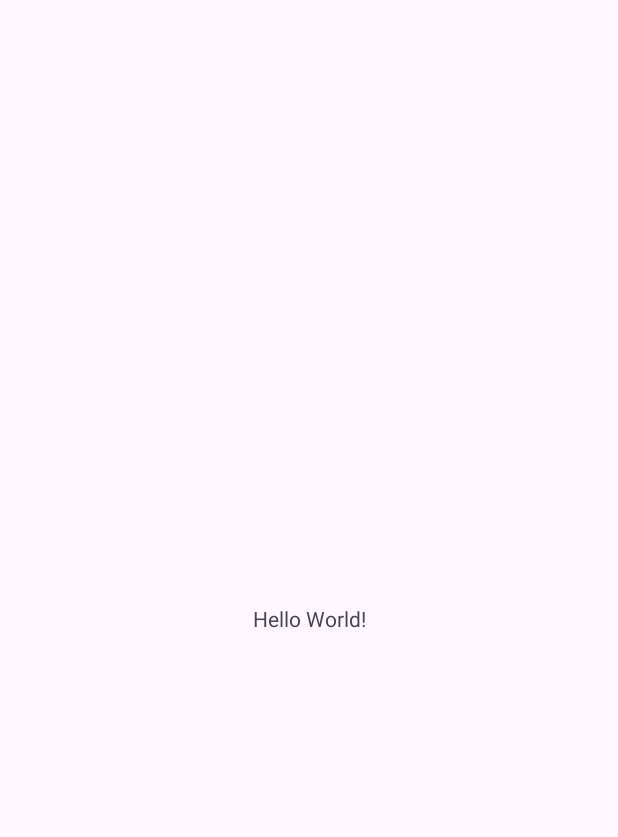
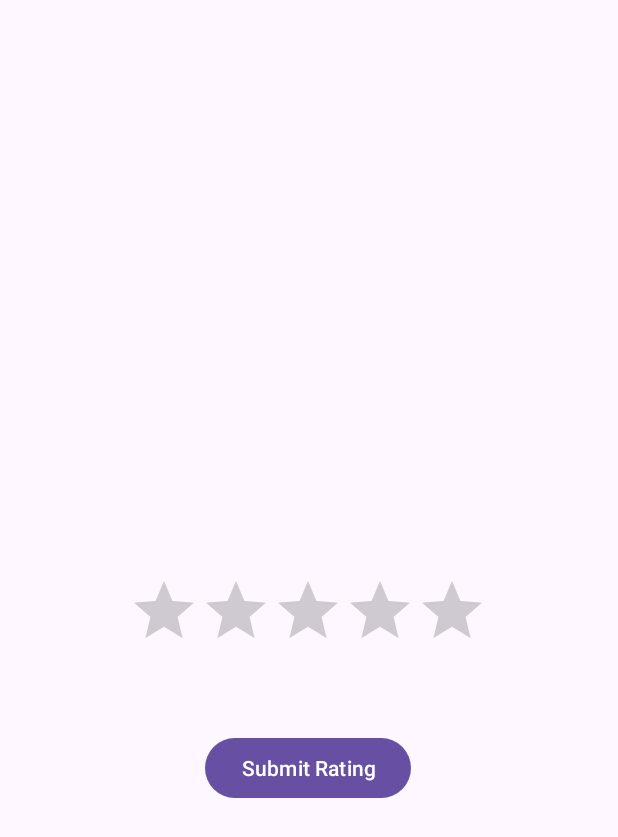
Before and after one commit to SiddharthSai4701/Android, an Android app: the screen it shows after launch (MainActivity), on a phone screen of 412 x 824 dp. Before the commit the part shown is almost empty. Shown: the top 837 px of the screen. Run offline under Robolectric (Android 15) with nearby library versions, the phone set to English and light mode, and no system bars.

Commit message:
Update activity_main.xml

```diff
--- a/7_RatingApp/app/src/main/res/layout/activity_main.xml
+++ b/7_RatingApp/app/src/main/res/layout/activity_main.xml
@@ -6,13 +6,28 @@
     android:layout_height="match_parent"
     tools:context=".MainActivity">
 
-    <TextView
+    <RatingBar
+        android:id="@+id/ratingBar"
         android:layout_width="wrap_content"
         android:layout_height="wrap_content"
-        android:text="Hello World!"
+        android:numStars="5"
         app:layout_constraintBottom_toBottomOf="parent"
         app:layout_constraintEnd_toEndOf="parent"
+        app:layout_constraintHorizontal_bias="0.497"
         app:layout_constraintStart_toStartOf="parent"
         app:layout_constraintTop_toTopOf="parent" />
 
+    <Button
+        android:id="@+id/submit"
+        android:layout_width="wrap_content"
+        android:layout_height="wrap_content"
+        android:text="Submit Rating"
+        app:layout_constraintBottom_toBottomOf="parent"
+        app:layout_constraintEnd_toEndOf="parent"
+        app:layout_constraintHorizontal_bias="0.498"
+        app:layout_constraintStart_toStartOf="parent"
+        app:layout_constraintTop_toTopOf="parent"
+        app:layout_constraintVertical_bias="0.629" />
+
+
 </androidx.constraintlayout.widget.ConstraintLayout>
```
